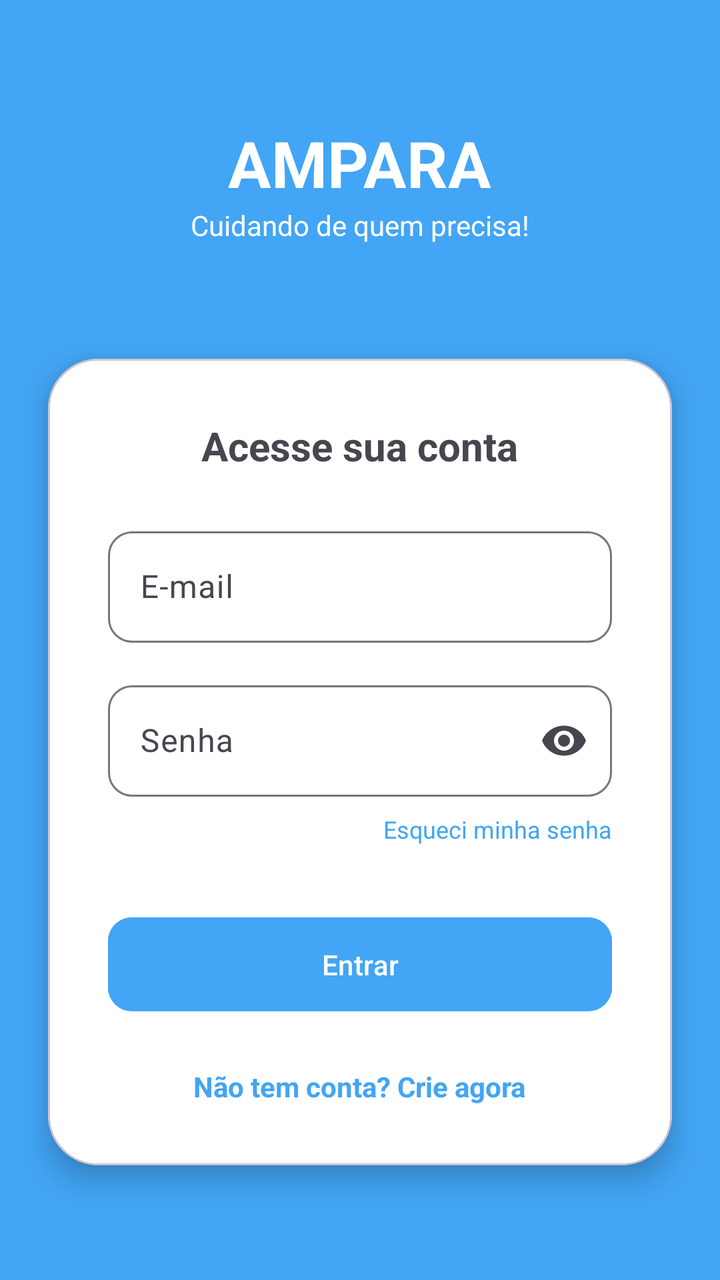
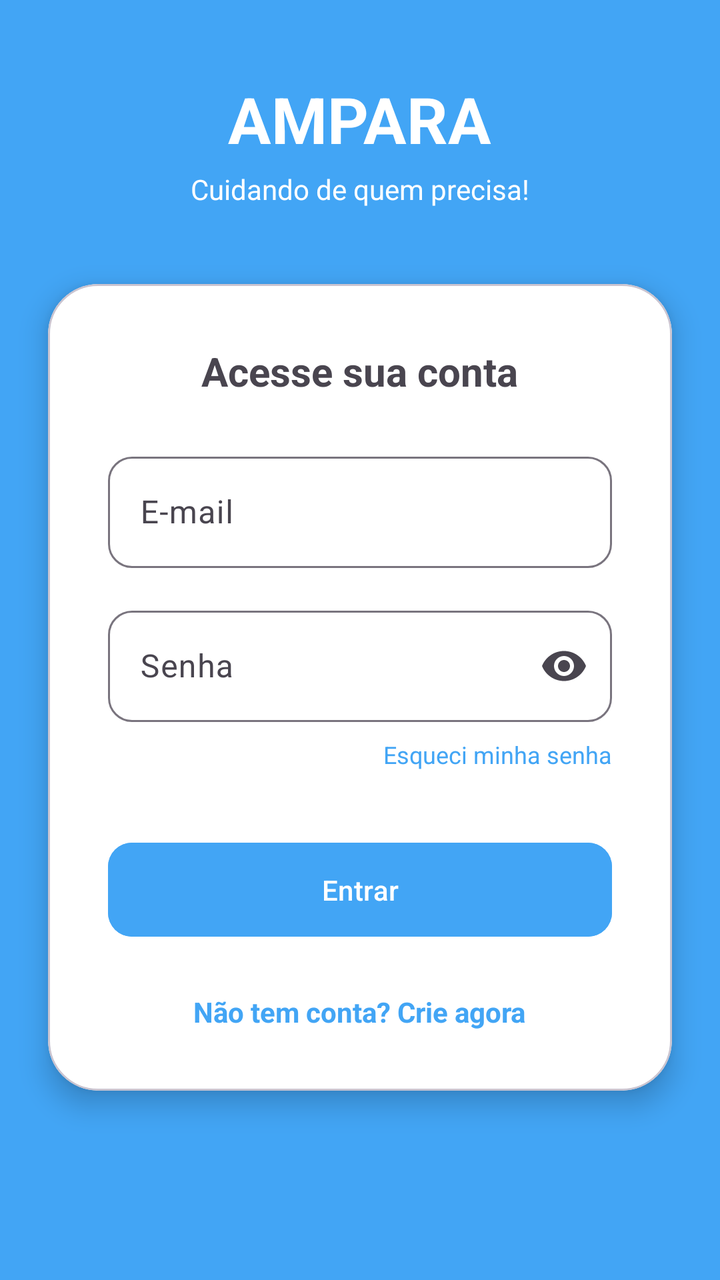

Before-and-after screenshots of an Android layout around one commit, followed by the original layout XML and the change that was made.
<!-- AndroidManifest.xml: activity theme Theme.Ampara -->
<!-- res/layout/activity_login.xml -->
<?xml version="1.0" encoding="utf-8"?>
<androidx.constraintlayout.widget.ConstraintLayout xmlns:android="http://schemas.android.com/apk/res/android"
    xmlns:app="http://schemas.android.com/apk/res-auto"
    xmlns:tools="http://schemas.android.com/tools"
    android:layout_width="match_parent"
    android:layout_height="match_parent"
    android:background="@color/primary_ampara"
    tools:context=".ui.LoginActivity">

    <TextView
        android:id="@+id/tvTitle"
        android:layout_width="wrap_content"
        android:layout_height="wrap_content"
        android:layout_marginTop="60dp"
        android:text="AMPARA"
        android:textColor="@color/white"
        android:textSize="32sp"
        android:textStyle="bold"
        app:layout_constraintEnd_toEndOf="parent"
        app:layout_constraintStart_toStartOf="parent"
        app:layout_constraintTop_toTopOf="parent" />

    <TextView
        android:id="@+id/tvSubtitle"
        android:layout_width="wrap_content"
        android:layout_height="wrap_content"
        android:text="Cuidando de quem precisa!"
        android:textColor="@color/white"
        android:textSize="14sp"
        app:layout_constraintEnd_toEndOf="parent"
        app:layout_constraintStart_toStartOf="parent"
        app:layout_constraintTop_toBottomOf="@id/tvTitle" />

    <com.google.android.material.card.MaterialCardView
        android:id="@+id/cardLogin"
        android:layout_width="0dp"
        android:layout_height="wrap_content"
        android:layout_marginStart="24dp"
        android:layout_marginEnd="24dp"
        app:cardBackgroundColor="@color/white"
        app:cardCornerRadius="25dp"
        app:cardElevation="8dp"
        app:layout_constraintBottom_toBottomOf="parent"
        app:layout_constraintEnd_toEndOf="parent"
        app:layout_constraintStart_toStartOf="parent"
        app:layout_constraintTop_toBottomOf="@id/tvSubtitle">

        <LinearLayout
            android:layout_width="match_parent"
            android:layout_height="wrap_content"
            android:orientation="vertical"
            android:padding="30dp">

            <TextView
                android:layout_width="wrap_content"
                android:layout_height="wrap_content"
                android:layout_gravity="center"
                android:layout_marginBottom="24dp"
                android:text="Acesse sua conta"
                android:textColor="@color/text_dark"
                android:textSize="20sp"
                android:textStyle="bold" />

            <com.google.android.material.textfield.TextInputLayout
                android:id="@+id/tilEmail"
                style="@style/Widget.Material3.TextInputLayout.OutlinedBox"
                android:layout_width="match_parent"
                android:layout_height="wrap_content"
                android:layout_marginBottom="16dp"
                android:hint="E-mail"
                app:boxCornerRadiusBottomEnd="12dp"
                app:boxCornerRadiusBottomStart="12dp"
                app:boxCornerRadiusTopEnd="12dp"
                app:boxCornerRadiusTopStart="12dp">

                <com.google.android.material.textfield.TextInputEditText
                    android:id="@+id/edtEmail"
                    android:layout_width="match_parent"
                    android:layout_height="wrap_content"
                    android:inputType="textEmailAddress" />
            </com.google.android.material.textfield.TextInputLayout>

            <com.google.android.material.textfield.TextInputLayout
                android:id="@+id/tilPassword"
                style="@style/Widget.Material3.TextInputLayout.OutlinedBox"
                android:layout_width="match_parent"
                android:layout_height="wrap_content"
                android:hint="Senha"
                app:boxCornerRadiusBottomEnd="12dp"
                app:boxCornerRadiusBottomStart="12dp"
                app:boxCornerRadiusTopEnd="12dp"
                app:boxCornerRadiusTopStart="12dp"
                app:endIconMode="password_toggle">

                <com.google.android.material.textfield.TextInputEditText
                    android:id="@+id/edtPassword"
                    android:layout_width="match_parent"
                    android:layout_height="wrap_content"
                    android:inputType="textPassword" />
            </com.google.android.material.textfield.TextInputLayout>

            <TextView
                android:id="@+id/tvForgotPassword"
                android:layout_width="wrap_content"
                android:layout_height="wrap_content"
                android:layout_gravity="end"
                android:layout_marginTop="8dp"
                android:text="Esqueci minha senha"
                android:textColor="@color/primary_ampara"
                android:textSize="12sp" />

            <Button
                android:id="@+id/btnLogin"
                android:layout_width="match_parent"
                android:layout_height="55dp"
                android:layout_marginTop="32dp"
                android:backgroundTint="@color/primary_ampara"
                android:text="Entrar"
                android:textAllCaps="false"
                android:textColor="@color/white"
                app:cornerRadius="12dp" />

            <TextView
                android:id="@+id/tvRegister"
                android:layout_width="wrap_content"
                android:layout_height="wrap_content"
                android:layout_gravity="center"
                android:layout_marginTop="24dp"
                android:text="Não tem conta? Crie agora"
                android:textColor="@color/primary_ampara"
                android:textSize="14sp"
                android:textStyle="bold" />

        </LinearLayout>
    </com.google.android.material.card.MaterialCardView>
</androidx.constraintlayout.widget.ConstraintLayout>
<!-- resources referenced by this layout -->
<resources>
  <color name="primary_ampara">#42A5F5</color>
  <color name="text_dark">#49454F</color>
  <color name="white">#FFFFFFFF</color>
  <style name="Theme.Ampara" parent="Theme.Material3.DayNight.NoActionBar">
          
          <item name="colorPrimary">@color/primary_ampara</item>
          <item name="colorOnPrimary">@color/white</item>
          <item name="colorPrimaryContainer">@color/primary_ampara_light</item>
  
          
          <item name="android:statusBarColor">@color/primary_ampara</item>
      </style>
  <color name="primary_ampara_light">#E3F2FD</color>
</resources>

<!-- the commit's change to res/layout/activity_login.xml (unified diff, before → after) -->
@@ -11,22 +11,25 @@
         android:id="@+id/tvTitle"
         android:layout_width="wrap_content"
         android:layout_height="wrap_content"
-        android:layout_marginTop="60dp"
         android:text="AMPARA"
         android:textColor="@color/white"
         android:textSize="32sp"
         android:textStyle="bold"
+        app:layout_constraintBottom_toTopOf="@+id/tvSubtitle"
         app:layout_constraintEnd_toEndOf="parent"
         app:layout_constraintStart_toStartOf="parent"
-        app:layout_constraintTop_toTopOf="parent" />
+        app:layout_constraintTop_toTopOf="parent"
+        app:layout_constraintVertical_chainStyle="packed" />
 
     <TextView
         android:id="@+id/tvSubtitle"
         android:layout_width="wrap_content"
         android:layout_height="wrap_content"
+        android:layout_marginTop="4dp"
         android:text="Cuidando de quem precisa!"
         android:textColor="@color/white"
         android:textSize="14sp"
+        app:layout_constraintBottom_toTopOf="@+id/cardLogin"
         app:layout_constraintEnd_toEndOf="parent"
         app:layout_constraintStart_toStartOf="parent"
         app:layout_constraintTop_toBottomOf="@id/tvTitle" />
@@ -43,7 +46,8 @@
         app:layout_constraintBottom_toBottomOf="parent"
         app:layout_constraintEnd_toEndOf="parent"
         app:layout_constraintStart_toStartOf="parent"
-        app:layout_constraintTop_toBottomOf="@id/tvSubtitle">
+        app:layout_constraintTop_toTopOf="parent"
+        app:layout_constraintVertical_bias="0.6">
 
         <LinearLayout
             android:layout_width="match_parent"
